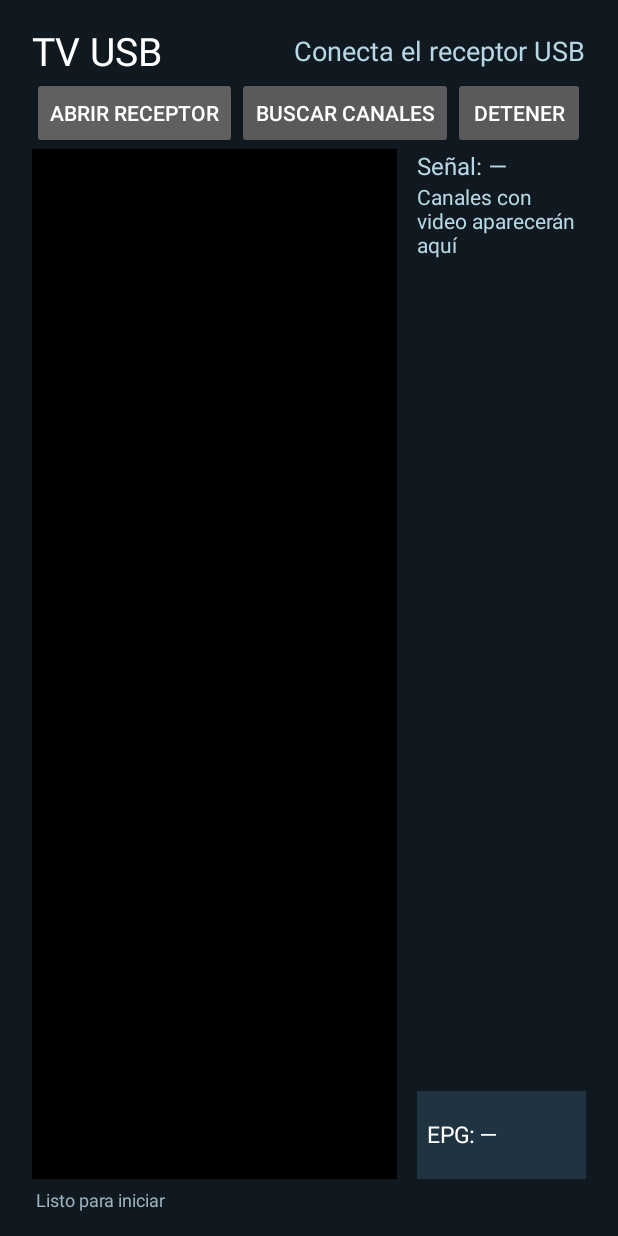
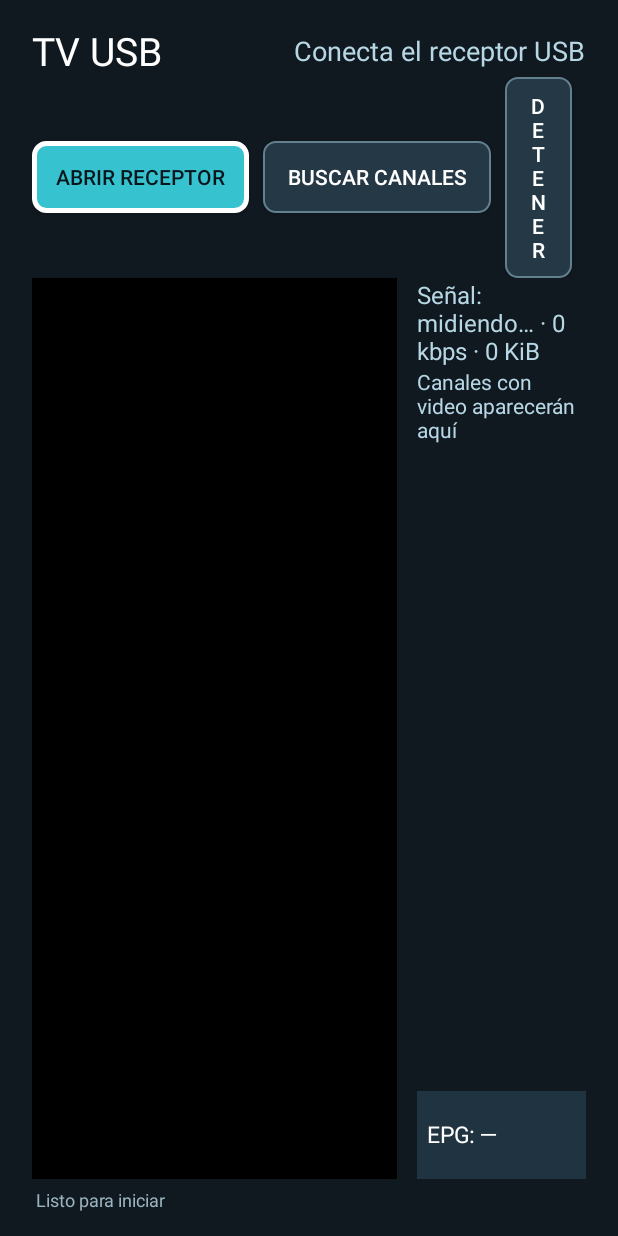
Before and after one commit to djtrance/AndroidTVUSBtuner, an Android app: the screen it shows after launch (TvActivity), on a phone screen of 412 x 824 dp. Run offline under Robolectric (Android 15) with nearby library versions, the phone set to English and light mode, and no system bars.

Commit message:
Improve TV focus and report USB disconnects

```diff
--- a/driver-skeleton/app/src/main/java/com/padtv/siano/TvActivity.kt
+++ b/driver-skeleton/app/src/main/java/com/padtv/siano/TvActivity.kt
@@ -70,6 +70,7 @@ class TvActivity : Activity() {
     private var transport: UsbTransport? = null
     private var siano: SianoDevice? = null
     private var t230: T230Device? = null
+    @Volatile private var currentUsbDevice: UsbDevice? = null
     @Volatile private var lastStats: SignalStats? = null
     @Volatile private var scanning = false
     @Volatile private var playerActive = false
@@ -79,7 +80,7 @@ class TvActivity : Activity() {
     private var lastRateBytes = 0L
     private var lastRateTime = 0L
 
-    private val mainHandler = Handler(mainLooper)
+    private val mainHandler by lazy { Handler(mainLooper) }
     private val usbPermissionReceiver = object : BroadcastReceiver() {
         override fun onReceive(context: Context, intent: Intent) {
             val device = intent.usbDevice()
@@ -89,13 +90,27 @@ class TvActivity : Activity() {
         }
     }
 
+    private val usbDetachReceiver = object : BroadcastReceiver() {
+        override fun onReceive(context: Context, intent: Intent) {
+            val detached = intent.usbDevice() ?: return
+            val current = currentUsbDevice ?: return
+            if (detached.deviceName == current.deviceName) {
+                stopReceiver("USB desconectado")
+            }
+        }
+    }
+
     private val statsThread = HandlerThread("tvusb-control").apply { start() }
     private val statsHandler by lazy { Handler(statsThread.looper) }
     private val statsPoll = object : Runnable {
         override fun run() {
             if (!scanning) {
-                siano?.requestStatistics()
-                t230?.requestStatistics()
+                try {
+                    siano?.requestStatistics()
+                    t230?.requestStatistics()
+                } catch (e: Throwable) {
+                    mainHandler.post { reportUsbFailure("stats USB: ${e.message}") }
+                }
             }
             statsHandler.postDelayed(this, 2500)
         }
@@ -136,6 +151,7 @@ class TvActivity : Activity() {
         t230?.stop()
         try {
             unregisterReceiver(usbPermissionReceiver)
+            unregisterReceiver(usbDetachReceiver)
         } catch (_: Throwable) {
         }
         super.onDestroy()
@@ -177,13 +193,13 @@ class TvActivity : Activity() {
         val openButton = button("Abrir receptor") { openFirstSupportedDevice() }
         val scanButton = button("Buscar canales") { scanChannels() }
         val stopButton = button("Detener") { stopPlayback() }
-        controls.addView(openButton)
-        controls.addView(scanButton)
-        controls.addView(stopButton)
+        addControl(controls, openButton)
+        addControl(controls, scanButton)
+        addControl(controls, stopButton)
         dvbBandControls = LinearLayout(this).apply {
             orientation = LinearLayout.HORIZONTAL
-            addView(button("DVB 6 MHz") { setDvbBandwidth(6) })
-            addView(button("DVB 8 MHz") { setDvbBandwidth(8) })
+            addControl(this, button("DVB 6 MHz") { setDvbBandwidth(6) })
+            addControl(this, button("DVB 8 MHz") { setDvbBandwidth(8) })
             visibility = View.GONE
         }
         controls.addView(dvbBandControls)
@@ -240,7 +256,18 @@ class TvActivity : Activity() {
         text = label
         isFocusable = true
         isFocusableInTouchMode = true
+        setPadding(24, 14, 24, 14)
+        minHeight = 68
+        setBackgroundResource(R.drawable.tv_focus_button)
+        setTextColor(resources.getColorStateList(R.color.tv_button_text, theme))
         setOnClickListener { action() }
+    }
+
+    private fun addControl(parent: LinearLayout, view: View) {
+        parent.addView(view, LinearLayout.LayoutParams(
+            LinearLayout.LayoutParams.WRAP_CONTENT,
+            LinearLayout.LayoutParams.WRAP_CONTENT,
+        ).apply { marginEnd = 14 })
     }
 
     private fun handleUsbIntent(intent: Intent?) {
@@ -295,6 +322,7 @@ class TvActivity : Activity() {
         metadataParser = parser
         val tuner = SianoDevice(usb).apply {
             onLog = { appendLogFromReceiver(it) }
+            onTransportError = { error -> mainHandler.post { reportUsbFailure(error) } }
             onTs = { bytes, length ->
                 parser.feed(bytes, length)
                 byteCount.addAndGet(length.toLong())
@@ -316,6 +344,7 @@ class TvActivity : Activity() {
             }
         }
         transport = usb
+        currentUsbDevice = device
         siano = tuner
         playerActive = true
         hub.begin()
@@ -331,6 +360,7 @@ class TvActivity : Activity() {
                 appendLog("Error iniciando PT230: ${e.message}")
                 tuner.stop()
                 siano = null
+                currentUsbDevice = null
                 playerActive = false
             }
         }, "tvusb-start").start()
@@ -374,6 +404,7 @@ class TvActivity : Activity() {
             }
         }
         t230 = frontend
+        currentUsbDevice = device
         siano = null
         transport = null
         statusText.text = "Iniciando Si2168-B40 / Si2158-A20…"
@@ -390,6 +421,7 @@ class TvActivity : Activity() {
                 appendLog("Error inicializando DVB-T2: ${e.message}")
                 frontend.stop()
                 t230 = null
+                currentUsbDevice = null
             }
         }, "t230-start").start()
     }
@@ -463,7 +495,7 @@ class TvActivity : Activity() {
     }
 
     private fun renderPrograms() {
-        val selected = selectedProgram?.service?.programId
+        val selected = selectedProgram
         programList.removeAllViews()
         val snapshot = synchronized(programs) { programs.toList() }
             .distinctBy { "${it.channel}-${it.service.programId}" }
@@ -477,7 +509,9 @@ class TvActivity : Activity() {
             val row = button(label) { playProgram(entry) }
             row.textSize = 14f
             row.minHeight = 64
-            row.setBackgroundColor(if (entry.service.programId == selected) 0xff28536a.toInt() else 0xff1a2c38.toInt())
+            row.isSelected = selected?.let {
+                entry.channel == it.channel && entry.service.programId == it.service.programId
+            } == true
             programList.addView(row, LinearLayout.LayoutParams(
                 LinearLayout.LayoutParams.MATCH_PARENT, LinearLayout.LayoutParams.WRAP_CONTENT).apply {
                 bottomMargin = 6
@@ -578,12 +612,46 @@ class TvActivity : Activity() {
 
     private fun registerUsbPermissionReceiver() {
         val filter = IntentFilter(ACTION_USB_PERMISSION)
+        val detachedFilter = IntentFilter(UsbManager.ACTION_USB_DEVICE_DETACHED)
         if (Build.VERSION.SDK_INT >= Build.VERSION_CODES.TIRAMISU) {
             registerReceiver(usbPermissionReceiver, filter, Context.RECEIVER_NOT_EXPORTED)
+            registerReceiver(usbDetachReceiver, detachedFilter, Context.RECEIVER_EXPORTED)
         } else {
             @Suppress("DEPRECATION")
             registerReceiver(usbPermissionReceiver, filter)
+            @Suppress("DEPRECATION")
+            registerReceiver(usbDetachReceiver, detachedFilter)
         }
+    }
+
+    private fun reportUsbFailure(message: String) {
+        appendLog("USB: $message")
+        statusText.text = "Receptor USB perdido · revisa cable/alimentación"
+        signalText.text = "Sin conexión USB"
+        stopReceiver(null)
+    }
+
+    private fun stopReceiver(message: String?) {
+        scanning = false
+        scanThread?.interrupt()
+        scanThread = null
+        playerActive = false
+        hub.finish()
+        player.pause()
+        player.stop()
+        player.clearMediaItems()
+        lastStats = null
+        val oldSiano = siano
+        val oldT230 = t230
+        siano = null
+        t230 = null
+        transport = null
+        currentUsbDevice = null
+        Thread({
+            try { oldSiano?.stop() } catch (_: Throwable) { }
+            try { oldT230?.stop() } catch (_: Throwable) { }
+        }, "tvusb-stop").start()
+        if (message != null) statusText.text = message
     }
 
     private fun loadFirmware(): ByteArray? = try {
--- /dev/null
+++ b/driver-skeleton/app/src/main/res/color/tv_button_text.xml
@@ -0,0 +1,6 @@
+<?xml version="1.0" encoding="utf-8"?>
+<selector xmlns:android="http://schemas.android.com/apk/res/android">
+    <item android:state_focused="true" android:color="#07151C" />
+    <item android:state_pressed="true" android:color="#07151C" />
+    <item android:color="#FFFFFFFF" />
+</selector>
--- /dev/null
+++ b/driver-skeleton/app/src/main/res/drawable/tv_focus_button.xml
@@ -0,0 +1,31 @@
+<?xml version="1.0" encoding="utf-8"?>
+<selector xmlns:android="http://schemas.android.com/apk/res/android">
+    <item android:state_focused="true">
+        <shape android:shape="rectangle">
+            <solid android:color="#36C2CF" />
+            <stroke android:width="3dp" android:color="#FFFFFFFF" />
+            <corners android:radius="8dp" />
+        </shape>
+    </item>
+    <item android:state_selected="true">
+        <shape android:shape="rectangle">
+            <solid android:color="#28536A" />
+            <stroke android:width="2dp" android:color="#36C2CF" />
+            <corners android:radius="8dp" />
+        </shape>
+    </item>
+    <item android:state_pressed="true">
+        <shape android:shape="rectangle">
+            <solid android:color="#168A99" />
+            <stroke android:width="2dp" android:color="#FFFFFFFF" />
+            <corners android:radius="8dp" />
+        </shape>
+    </item>
+    <item>
+        <shape android:shape="rectangle">
+            <solid android:color="#253845" />
+            <stroke android:width="1dp" android:color="#63808E" />
+            <corners android:radius="8dp" />
+        </shape>
+    </item>
+</selector>
```
Also changed, not shown: driver-skeleton/app/src/main/java/com/padtv/siano/SianoDevice.kt (+13 -2 lines).
